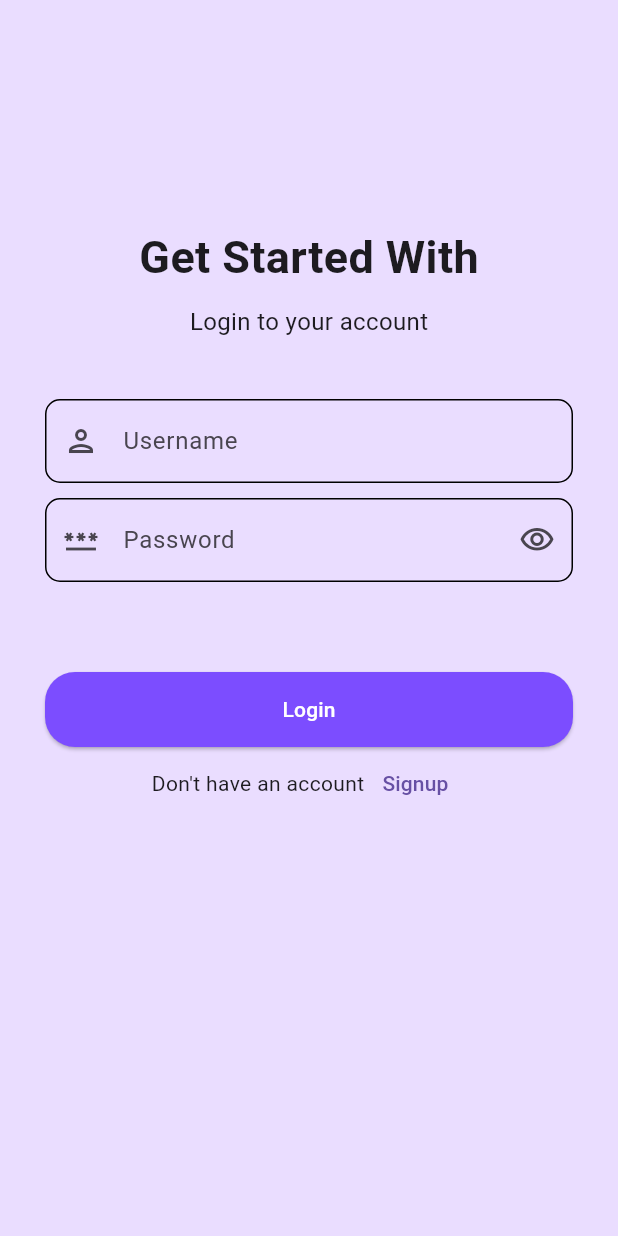
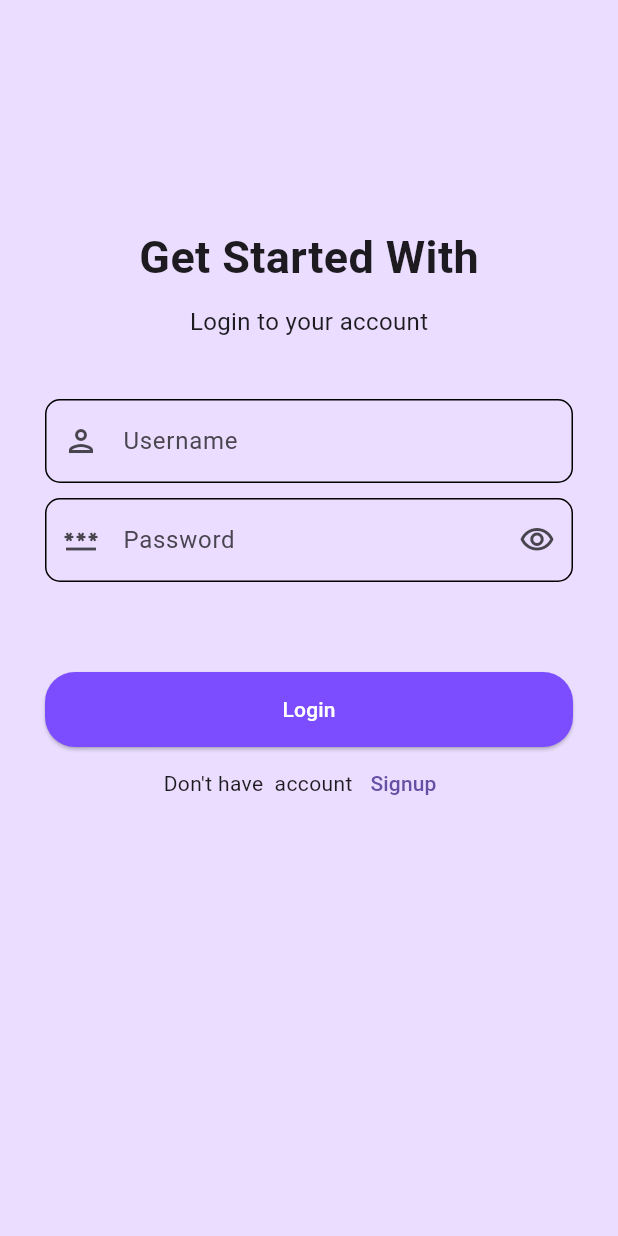
Before and after one commit to nasir-uddin-dev/Task_Management_App, a Flutter app: the screen it shows after launch, on a phone screen of 412 x 824 dp. Run offline on Flutter 3.47's test engine with Material 3 defaults, Android fonts, the phone set to English and light mode, and no system bars; our stand-ins replace flutter_svg.

Commit message:
login_screen

```diff
--- a/lib/ui/screen/login_screen.dart
+++ b/lib/ui/screen/login_screen.dart
@@ -105,7 +105,7 @@ class _LoginScreenState extends State<LoginScreen> {
               Row(
                 mainAxisAlignment: MainAxisAlignment.center,
                 children: [
-                  Text("Don't have an account"),
+                  Text("Don't have  account"),
                   TextButton(
                     onPressed: () {
                       Navigator.push(
```
